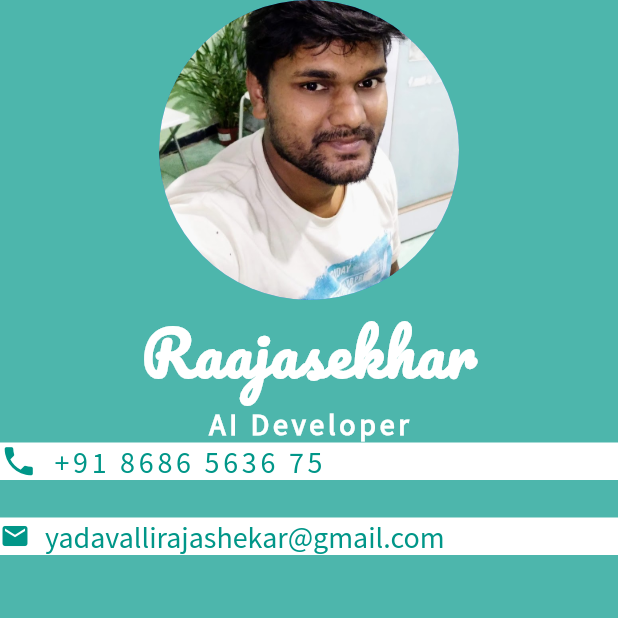
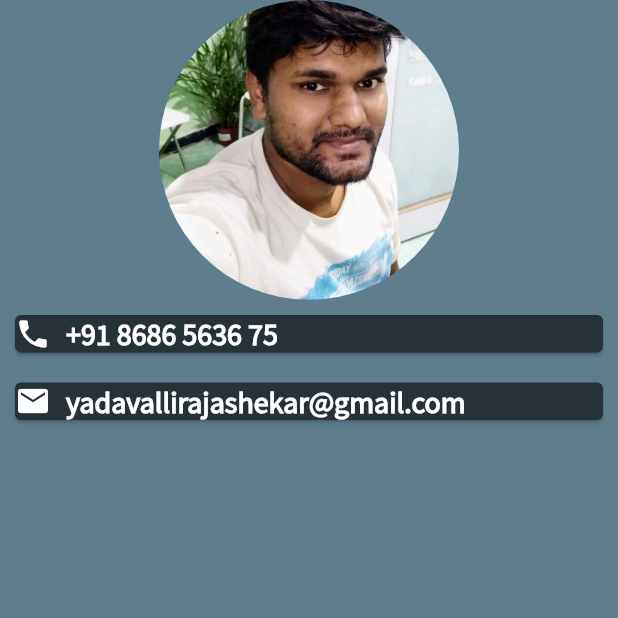
Before and after one commit to RajashekarY/vCard, a Flutter app: the screen it shows after launch, on a phone screen of 412 x 824 dp, the top half of it. Run offline on Flutter 3.47's test engine with Material 2 defaults, Android fonts, the phone set to English and light mode, and no system bars.

Commit message:
Use of Cards insted of columns

```diff
--- a/lib/main.dart
+++ b/lib/main.dart
@@ -9,79 +9,50 @@ class MyApp extends StatelessWidget {
   Widget build(BuildContext context) {
     return MaterialApp(
       home: Scaffold(
-        backgroundColor: Colors.teal[300],
-        body: SafeArea(
-          child: Center(
-            child: Column(children: <Widget>[
-              CircleAvatar(
-                radius: 100,
-                backgroundImage: AssetImage('images/developer.jpg'),
-              ),
-              Text(
-                "Raajasekhar",
-                textScaleFactor: 2,
-                style: TextStyle(
-                  fontFamily: 'Pacifico',
-                  letterSpacing: 1,
-                  color: Colors.white,
-                  fontSize: 20,
-                  fontWeight: FontWeight.bold,
+        backgroundColor: Colors.blueGrey,
+        body: Center(
+          child: SafeArea(
+            child: Column(
+              children: [
+                CircleAvatar(
+                  radius: 100,
+                  backgroundImage: AssetImage('images/developer.jpg'),
                 ),
-              ),
-              Text(
-                'AI Developer',
-                style: TextStyle(
-                  fontFamily: 'SourceSansPro',
-                  color: Colors.white,
-                  fontSize: 20,
-                  fontWeight: FontWeight.bold,
-                  letterSpacing: 2.5,
-                ),
-              ),
-              Container(
-                color: Colors.white,
-                padding: EdgeInsets.symmetric(),
-                child: Center(
+                Card(
+                  color: Colors.blueGrey[900],
+                  margin:
+                      EdgeInsets.symmetric(vertical: 10.0, horizontal: 10.0),
                   child: Row(
-                    // mainAxisAlignment: ,
+                    // ignore: prefer_const_literals_to_create_immutables
                     children: <Widget>[
-                      const Icon(
+                      Icon(
                         Icons.phone,
-                        size: 25,
-                        color: Colors.teal,
+                        color: Colors.white,
                       ),
-                      const SizedBox(
+                      SizedBox(
                         width: 10,
                       ),
-                      const Text(
+                      Text(
                         '+91 8686 5636 75',
                         style: TextStyle(
-                          fontFamily: 'SourceSansPro',
-                          color: Colors.teal,
-                          fontSize: 20,
-                          letterSpacing: 2.5,
-                        ),
+                            color: Colors.white,
+                            fontFamily: 'SourceSansPro',
+                            fontSize: 20,
+                            fontWeight: FontWeight.bold),
                       ),
                     ],
                   ),
                 ),
-              ),
-              SizedBox(
-                width: 20,
-                height: 25,
-              ),
-              // SizedBox()
-              Container(
-                color: Colors.white,
-                padding: EdgeInsets.symmetric(),
-                child: Center(
+                Card(
+                  color: Colors.blueGrey[900],
+                  margin:
+                      EdgeInsets.symmetric(vertical: 10.0, horizontal: 10.0),
                   child: Row(
-                    // mainAxisAlignment: ,
+                    // ignore: prefer_const_literals_to_create_immutables
                     children: <Widget>[
                       Icon(
-                        Icons.mail,
-                        size: 20,
-                        color: Colors.teal[500],
+                        Icons.email,
+                        color: Colors.white,
                       ),
                       SizedBox(
                         width: 10,
@@ -89,19 +60,121 @@ class MyApp extends StatelessWidget {
                       Text(
                         'yadavallirajashekar@gmail.com',
                         style: TextStyle(
+                            color: Colors.white,
+                            fontFamily: 'SourceSansPro',
                             fontSize: 20,
-                            // color: Colors.white,
-                            color: Colors.teal[500],
-                            fontFamily: 'SourceSansPro'),
+                            fontWeight: FontWeight.bold),
                       ),
                     ],
                   ),
                 ),
-              ),
-            ]),
+              ],
+            ),
           ),
         ),
       ),
     );
   }
 }
+
+// class MyApp extends StatelessWidget {
+//   @override
+//   Widget build(BuildContext context) {
+//     return MaterialApp(
+//       home: Scaffold(
+//         backgroundColor: Colors.teal[300],
+//         body: SafeArea(
+//           child: Center(
+//             child: Column(children: <Widget>[
+//               CircleAvatar(
+//                 radius: 100,
+//                 backgroundImage: AssetImage('images/developer.jpg'),
+//               ),
+//               Text(
+//                 "Raajasekhar",
+//                 textScaleFactor: 2,
+//                 style: TextStyle(
+//                   fontFamily: 'Pacifico',
+//                   letterSpacing: 1,
+//                   color: Colors.white,
+//                   fontSize: 20,
+//                   fontWeight: FontWeight.bold,
+//                 ),
+//               ),
+//               Text(
+//                 'AI Developer',
+//                 style: TextStyle(
+//                   fontFamily: 'SourceSansPro',
+//                   color: Colors.white,
+//                   fontSize: 20,
+//                   fontWeight: FontWeight.bold,
+//                   letterSpacing: 2.5,
+//                 ),
+//               ),
+//               Container(
+//                 color: Colors.white,
+//                 padding: EdgeInsets.symmetric(),
+//                 child: Center(
+//                   child: Row(
+//                     // mainAxisAlignment: ,
+//                     children: <Widget>[
+//                       const Icon(
+//                         Icons.phone,
+//                         size: 25,
+//                         color: Colors.teal,
+//                       ),
+//                       const SizedBox(
+//                         width: 10,
+//                       ),
+//                       const Text(
+//                         '+91 8686 5636 75',
+//                         style: TextStyle(
+//                           fontFamily: 'SourceSansPro',
+//                           color: Colors.teal,
+//                           fontSize: 20,
+//                           letterSpacing: 2.5,
+//                         ),
+//                       ),
+//                     ],
+//                   ),
+//                 ),
+//               ),
+//               SizedBox(
+//                 width: 20,
+//                 height: 25,
+//               ),
+//               // SizedBox()
+//               Container(
+//                 color: Colors.white,
+//                 padding: EdgeInsets.symmetric(),
+//                 child: Center(
+//                   child: Row(
+//                     // mainAxisAlignment: ,
+//                     children: <Widget>[
+//                       Icon(
+//                         Icons.mail,
+//                         size: 20,
+//                         color: Colors.teal[500],
+//                       ),
+//                       SizedBox(
+//                         width: 10,
+//                       ),
+//                       Text(
+//                         'yadavallirajashekar@gmail.com',
+//                         style: TextStyle(
+//                             fontSize: 20,
+//                             // color: Colors.white,
+//                             color: Colors.teal[500],
+//                             fontFamily: 'SourceSansPro'),
+//                       ),
+//                     ],
+//                   ),
+//                 ),
+//               ),
+//             ]),
+//           ),
+//         ),
+//       ),
+//     );
+//   }
+// }
```
